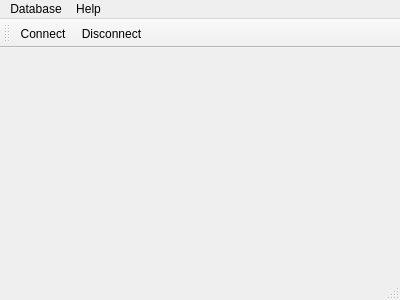
Qt form mainwindow.ui (Kuszki/EW-Statistics) before a commit.
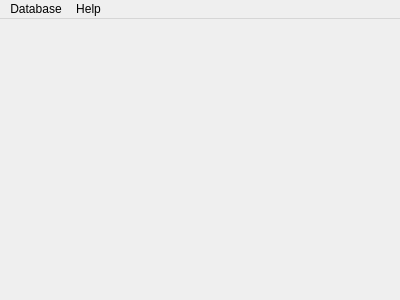
The same form after that commit. Icons and pictures are not drawn.

```diff
--- a/mainwindow.ui
+++ b/mainwindow.ui
@@ -45,17 +45,6 @@
    <addaction name="menuDatabase"/>
    <addaction name="menuHelp"/>
   </widget>
-  <widget class="QToolBar" name="mainToolBar">
-   <attribute name="toolBarArea">
-    <enum>TopToolBarArea</enum>
-   </attribute>
-   <attribute name="toolBarBreak">
-    <bool>false</bool>
-   </attribute>
-   <addaction name="actionConnect"/>
-   <addaction name="actionDisconnect"/>
-  </widget>
-  <widget class="QStatusBar" name="statusBar"/>
   <action name="actionConnect">
    <property name="icon">
     <iconset theme="network-wired">
```
